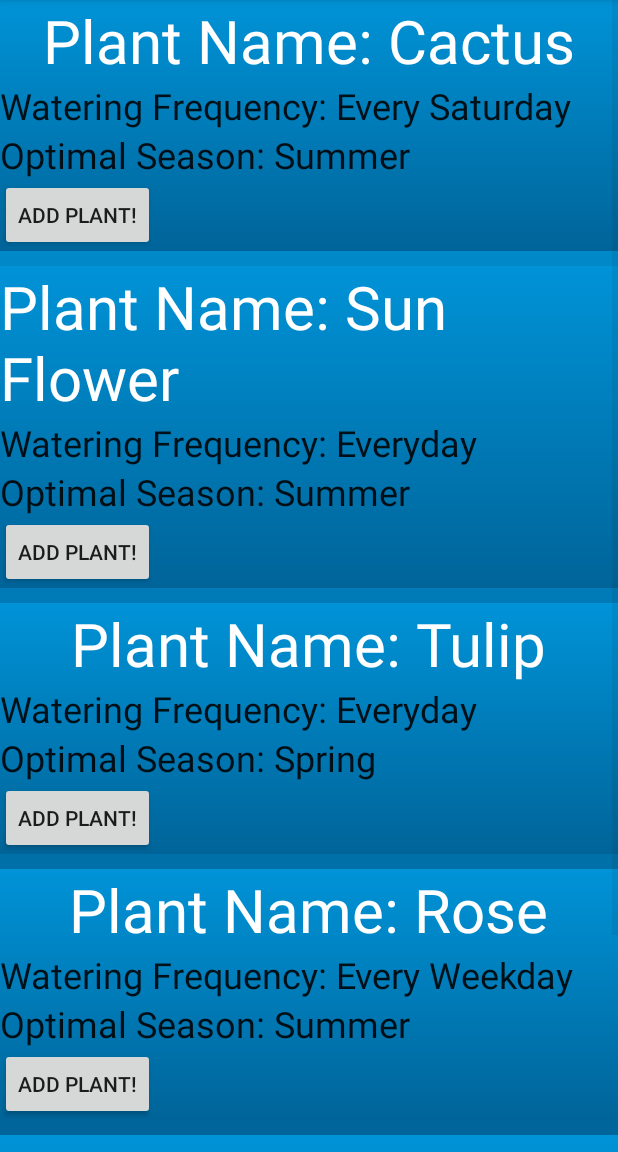
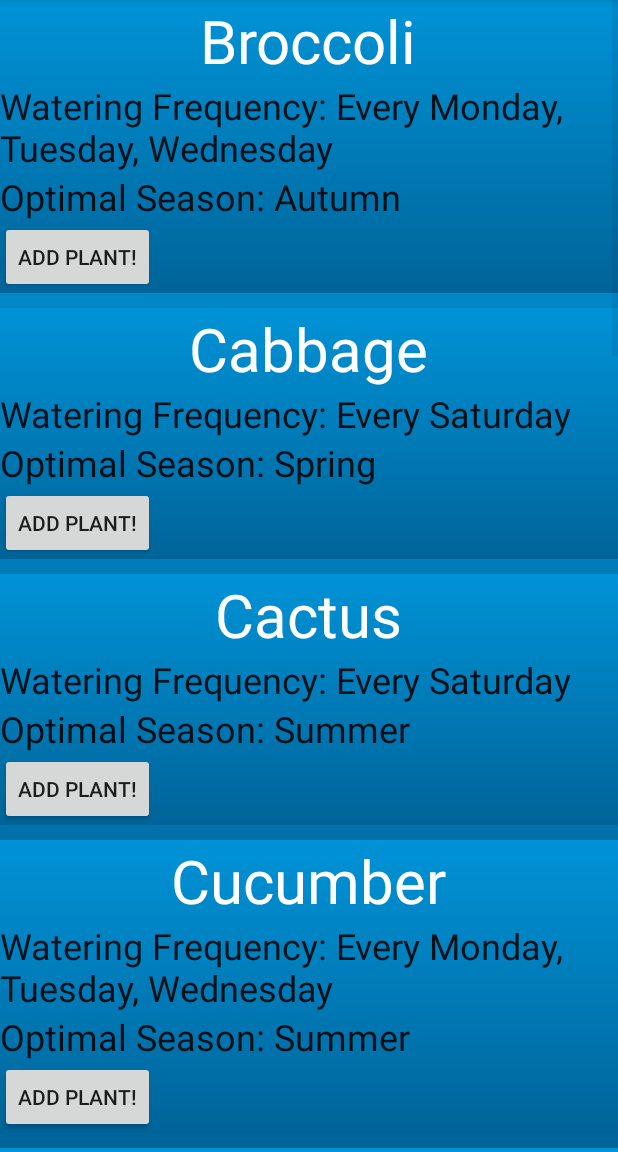
Before and after one commit to libbyjenn97/WaterMindr, an Android app: the AddPlantActivity screen opened directly, with no data from a screen before it, on a phone screen of 412 x 824 dp, the part 84-1236 px from its top. Run offline under Robolectric (Android 15) with nearby library versions, the phone set to English and light mode, and no system bars.

Commit message:
Added more plants to main activity set title text instead of appended

```diff
--- a/app/src/main/java/com/example/libbyalicia/watermindr/PlantGuideAdaptor.java
+++ b/app/src/main/java/com/example/libbyalicia/watermindr/PlantGuideAdaptor.java
@@ -44,7 +44,7 @@ public class PlantGuideAdaptor extends ArrayAdapter {
         convertView = inflater.inflate(R.layout.row, parent, false);
 
         TextView name = (TextView) convertView.findViewById(R.id.plantNameTV); //checkbox text view
-        name.append(plantGuideList.get(position).getName()); //set checkbox from goals list
+        name.setText(plantGuideList.get(position).getName()); //set checkbox from goals list
 
         Long waterFrequency = plantGuideList.get(position).getWaterFrequency();
         String waterDays = "";
```
Also changed, not shown: app/src/main/java/com/example/libbyalicia/watermindr/MainActivity.java (+10 -2 lines).
